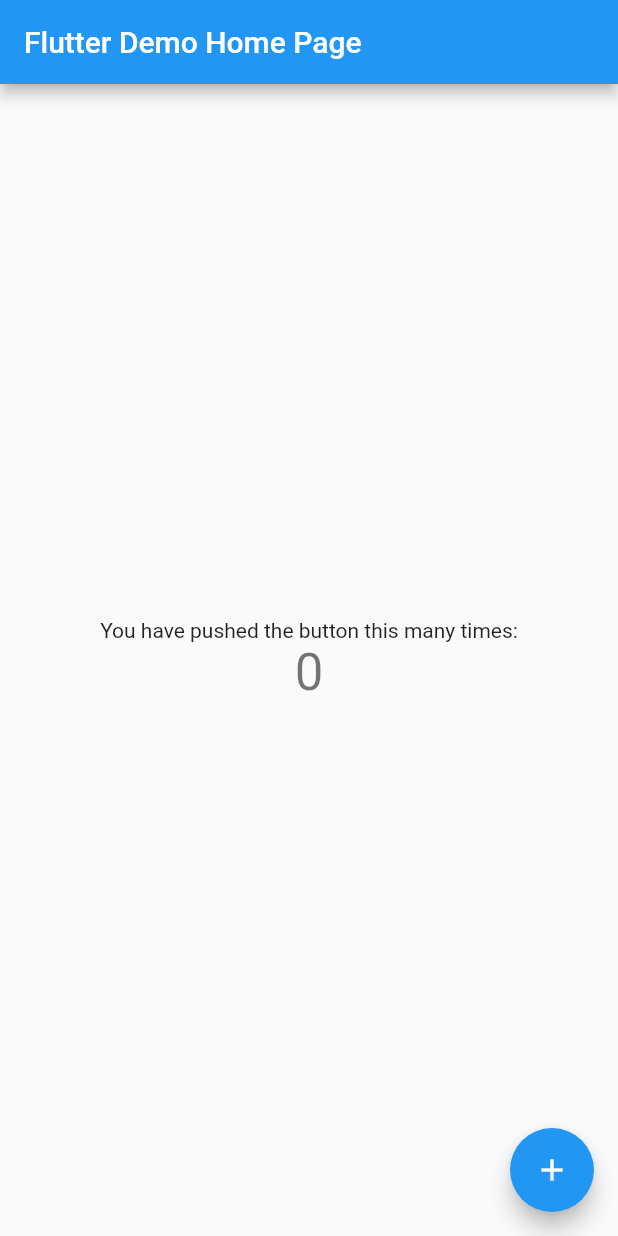
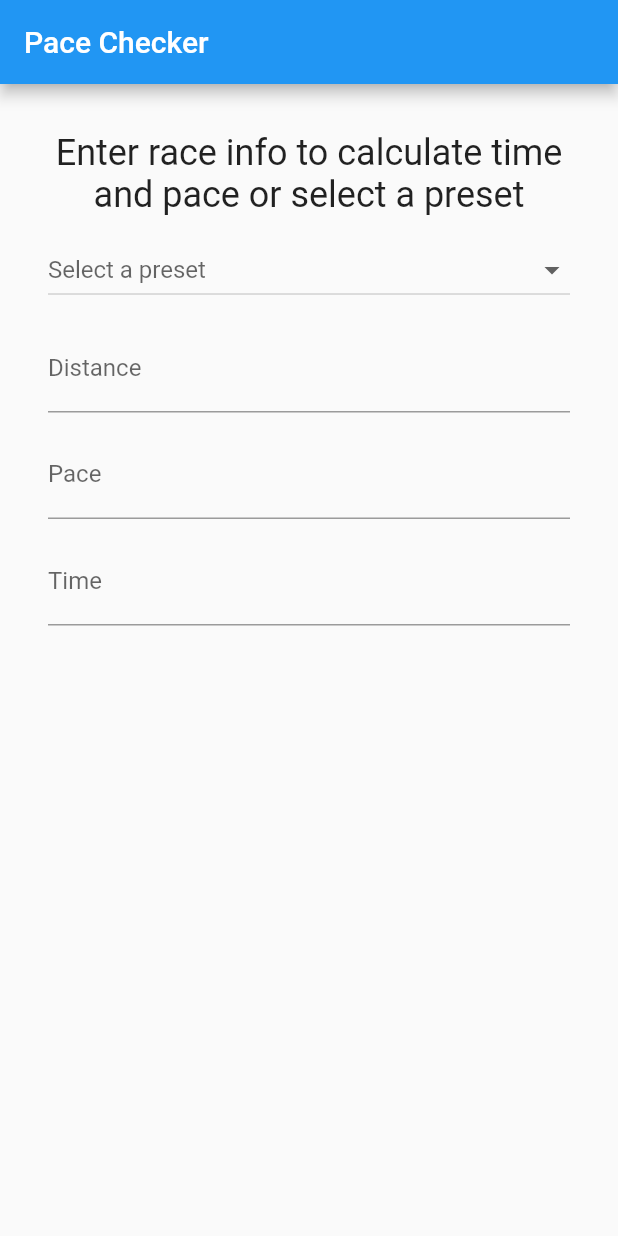
Before and after one commit to bmanley91/pace-setter-app, a Flutter app: the screen it shows after launch, on a phone screen of 412 x 824 dp. Run offline on Flutter 3.47's test engine with Material 2 defaults, Android fonts, the light colour scheme and no system bars.

Commit message:
Setup Layout (#3)
* Very basic layout

* Fixed dropdown arrow position

* Spacing fixes

```diff
--- a/lib/main.dart
+++ b/lib/main.dart
@@ -1,4 +1,6 @@
 import 'package:flutter/material.dart';
+
+import 'widgets/home_page.dart';
 
 void main() {
   runApp(const MyApp());
@@ -7,109 +9,14 @@
 class MyApp extends StatelessWidget {
   const MyApp({super.key});
 
-  // This widget is the root of your application.
   @override
   Widget build(BuildContext context) {
     return MaterialApp(
-      title: 'Flutter Demo',
+      title: 'Pace Checker',
       theme: ThemeData(
-        // This is the theme of your application.
-        //
-        // Try running your application with "flutter run". You'll see the
-        // application has a blue toolbar. Then, without quitting the app, try
-        // changing the primarySwatch below to Colors.green and then invoke
-        // "hot reload" (press "r" in the console where you ran "flutter run",
-        // or simply save your changes to "hot reload" in a Flutter IDE).
-        // Notice that the counter didn't reset back to zero; the application
-        // is not restarted.
         primarySwatch: Colors.blue,
       ),
-      home: const MyHomePage(title: 'Flutter Demo Home Page'),
+      home: const HomePage(),
     );
   }
 }
-
-class MyHomePage extends StatefulWidget {
-  const MyHomePage({super.key, required this.title});
-
-  // This widget is the home page of your application. It is stateful, meaning
-  // that it has a State object (defined below) that contains fields that affect
-  // how it looks.
-
-  // This class is the configuration for the state. It holds the values (in this
-  // case the title) provided by the parent (in this case the App widget) and
-  // used by the build method of the State. Fields in a Widget subclass are
-  // always marked "final".
-
-  final String title;
-
-  @override
-  State<MyHomePage> createState() => _MyHomePageState();
-}
-
-class _MyHomePageState extends State<MyHomePage> {
-  int _counter = 0;
-
-  void _incrementCounter() {
-    setState(() {
-      // This call to setState tells the Flutter framework that something has
-      // changed in this State, which causes it to rerun the build method below
-      // so that the display can reflect the updated values. If we changed
-      // _counter without calling setState(), then the build method would not be
-      // called again, and so nothing would appear to happen.
-      _counter++;
-    });
-  }
-
-  @override
-  Widget build(BuildContext context) {
-    // This method is rerun every time setState is called, for instance as done
-    // by the _incrementCounter method above.
-    //
-    // The Flutter framework has been optimized to make rerunning build methods
-    // fast, so that you can just rebuild anything that needs updating rather
-    // than having to individually change instances of widgets.
-    return Scaffold(
-      appBar: AppBar(
-        // Here we take the value from the MyHomePage object that was created by
-        // the App.build method, and use it to set our appbar title.
-        title: Text(widget.title),
-      ),
-      body: Center(
-        // Center is a layout widget. It takes a single child and positions it
-        // in the middle of the parent.
-        child: Column(
-          // Column is also a layout widget. It takes a list of children and
-          // arranges them vertically. By default, it sizes itself to fit its
-          // children horizontally, and tries to be as tall as its parent.
-          //
-          // Invoke "debug painting" (press "p" in the console, choose the
-          // "Toggle Debug Paint" action from the Flutter Inspector in Android
-          // Studio, or the "Toggle Debug Paint" command in Visual Studio Code)
-          // to see the wireframe for each widget.
-          //
-          // Column has various properties to control how it sizes itself and
-          // how it positions its children. Here we use mainAxisAlignment to
-          // center the children vertically; the main axis here is the vertical
-          // axis because Columns are vertical (the cross axis would be
-          // horizontal).
-          mainAxisAlignment: MainAxisAlignment.center,
-          children: <Widget>[
-            const Text(
-              'You have pushed the button this many times:',
-            ),
-            Text(
-              '$_counter',
-              style: Theme.of(context).textTheme.headline4,
-            ),
-          ],
-        ),
-      ),
-      floatingActionButton: FloatingActionButton(
-        onPressed: _incrementCounter,
-        tooltip: 'Increment',
-        child: const Icon(Icons.add),
-      ), // This trailing comma makes auto-formatting nicer for build methods.
-    );
-  }
-}
--- /dev/null
+++ b/lib/widgets/calculator.dart
@@ -0,0 +1,60 @@
+import 'package:flutter/material.dart';
+import 'package:pace_tracker_app/widgets/calculator_field.dart';
+
+class Calculator extends StatefulWidget {
+  const Calculator({super.key});
+
+  @override
+  State<StatefulWidget> createState() => _CalculatorState();
+}
+
+class _CalculatorState extends State<Calculator> {
+  String _distance = '';
+  String _pace = '';
+  String _time = '';
+
+  void _handleDistanceChanged(String newDistance) {
+    setState(() {
+      _distance = newDistance;
+    });
+  }
+
+  void _handlePaceChanged(String newPace) {
+    setState(() {
+      _pace = newPace;
+    });
+  }
+
+  void _handleTimeChanged(String newTime) {
+    setState(() {
+      _time = newTime;
+    });
+  }
+
+  @override
+  Widget build(BuildContext context) {
+    return Form(
+        child: Column(
+      mainAxisSize: MainAxisSize.min,
+      children: [
+        CalculatorField(
+            label: 'Distance',
+            value: _distance,
+            hint: 'Distance in miles',
+            onChanged: _handleDistanceChanged),
+        CalculatorField(
+          label: 'Pace',
+          value: _pace,
+          hint: 'Format mm:ss',
+          onChanged: _handlePaceChanged,
+        ),
+        CalculatorField(
+          label: 'Time',
+          value: _time,
+          hint: 'Format hh:mm:ss',
+          onChanged: _handleTimeChanged,
+        ),
+      ],
+    ));
+  }
+}
--- /dev/null
+++ b/lib/widgets/calculator_field.dart
@@ -0,0 +1,33 @@
+import 'package:flutter/material.dart';
+
+class CalculatorField extends StatefulWidget {
+  final String value;
+  final String hint;
+  final String label;
+  final ValueChanged<String> onChanged;
+
+  const CalculatorField({
+    super.key,
+    required this.value,
+    required this.onChanged,
+    required this.hint,
+    required this.label,
+  });
+
+  @override
+  State<StatefulWidget> createState() => _CalculatorFieldState();
+}
+
+class _CalculatorFieldState extends State<CalculatorField> {
+  @override
+  Widget build(BuildContext context) {
+    return Padding(
+        padding: const EdgeInsets.only(top: 12),
+        child: TextField(
+          decoration: InputDecoration(
+            hintText: widget.hint,
+            labelText: widget.label,
+          ),
+        ));
+  }
+}
--- /dev/null
+++ b/lib/widgets/description.dart
@@ -0,0 +1,18 @@
+import 'package:flutter/material.dart';
+
+class Description extends StatelessWidget {
+  const Description({super.key});
+
+  @override
+  Widget build(BuildContext context) {
+    return const Padding(
+        padding: EdgeInsets.only(bottom: 12),
+        child: Text(
+          'Enter race info to calculate time and pace or select a preset',
+          style: TextStyle(
+            fontSize: 24,
+          ),
+          textAlign: TextAlign.center,
+        ));
+  }
+}
--- /dev/null
+++ b/lib/widgets/home_page.dart
@@ -0,0 +1,30 @@
+import 'package:flutter/material.dart';
+import 'package:pace_tracker_app/widgets/calculator.dart';
+import 'package:pace_tracker_app/widgets/description.dart';
+
+import 'preset_selector.dart';
+
+class HomePage extends StatefulWidget {
+  const HomePage({super.key});
+
+  @override
+  State<HomePage> createState() => _HomePageState();
+}
+
+class _HomePageState extends State<HomePage> {
+  @override
+  Widget build(BuildContext context) {
+    return Scaffold(
+        appBar: AppBar(
+          title: const Text('Pace Checker'),
+        ),
+        body: Center(
+            child: Padding(
+                padding: const EdgeInsets.all(32),
+                child: ListView(children: const <Widget>[
+                  Description(),
+                  PresetSelector(),
+                  Calculator()
+                ]))));
+  }
+}
--- /dev/null
+++ b/lib/widgets/preset_selector.dart
@@ -0,0 +1,34 @@
+import 'package:flutter/material.dart';
+
+const List<String> list = <String>['One', 'Two', 'Three', 'Four'];
+
+class PresetSelector extends StatefulWidget {
+  const PresetSelector({super.key});
+
+  @override
+  State<StatefulWidget> createState() => _PresetSelectorState();
+}
+
+class _PresetSelectorState extends State<PresetSelector> {
+  String? _dropdownValue;
+
+  @override
+  Widget build(BuildContext context) {
+    return DropdownButton(
+        hint: const Text('Select a preset'),
+        value: _dropdownValue,
+        isExpanded: true,
+        items: list.map<DropdownMenuItem<String>>((String value) {
+          return DropdownMenuItem<String>(
+            value: value,
+            child: Text(value),
+          );
+        }).toList(),
+        onChanged: (var value) {
+          // This is called when the user selects an item.
+          setState(() {
+            _dropdownValue = value!;
+          });
+        });
+  }
+}
```
